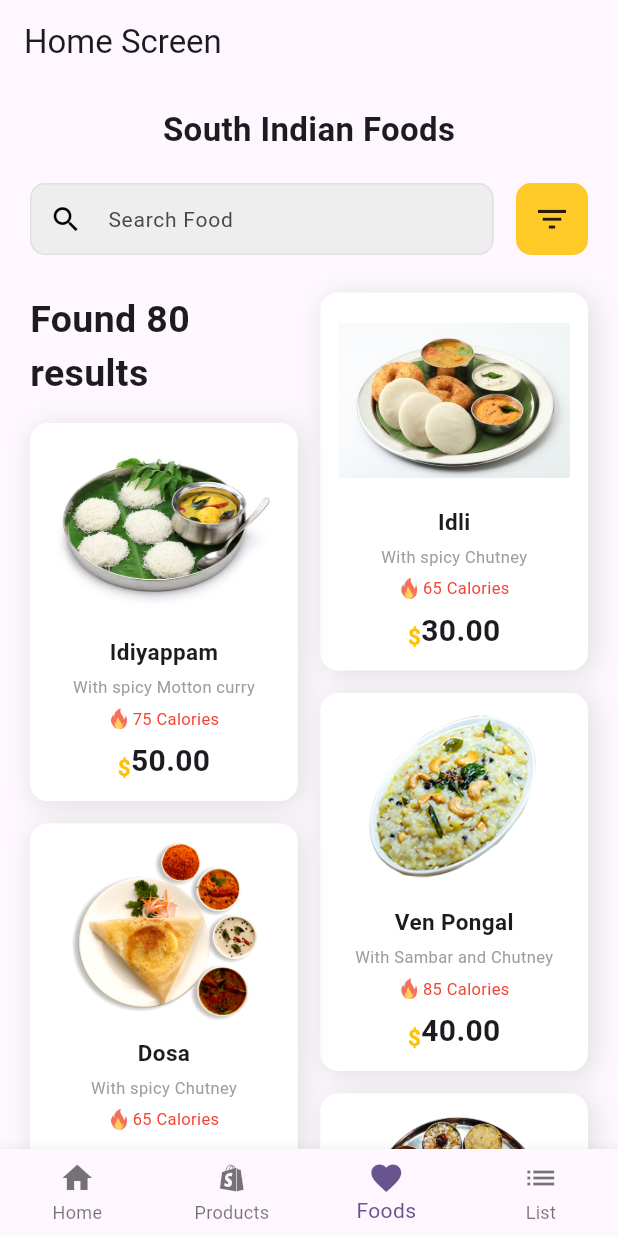
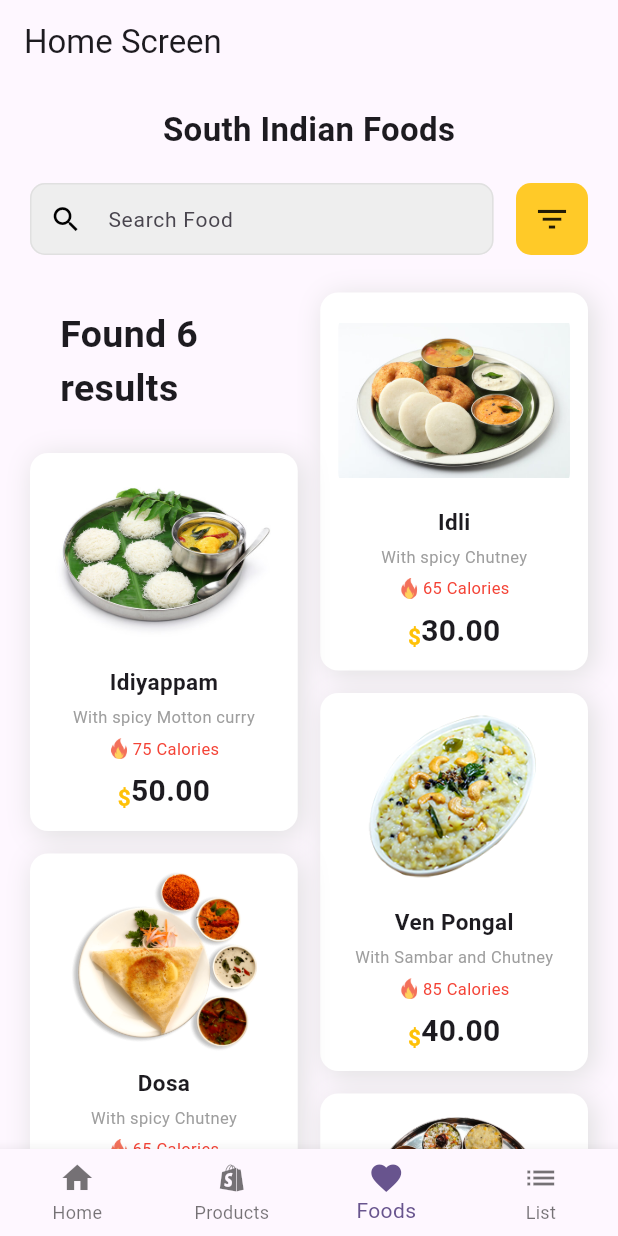
Before and after one commit to Tona-Mangobyte/flutter-fundamentals, a Flutter app: the screen it shows after launch, item 3 of the bottom bar chosen, on a phone screen of 412 x 824 dp. Run offline on Flutter 3.47's test engine with Material 3 defaults, Android fonts, the phone set to English and light mode, and no system bars; our stand-ins replace sqflite; accounts and stored records are empty.

Commit message:
make improve

```diff
--- a/simple_components/lib/screens/food/list_food_screen.dart
+++ b/simple_components/lib/screens/food/list_food_screen.dart
@@ -14,7 +14,16 @@ class ListFoodScreen extends StatefulWidget {
 }
 
 class _ListFoodScreenState extends State<ListFoodScreen> {
-  List<FoodModel> foods = [
+  late List<FoodModel> _foods;
+
+  @override
+  void initState() {
+    super.initState();
+    _foods = initFoods();
+  }
+
+  List<FoodModel> initFoods() {
+    return [
       FoodModel(
         name: "Idli",
         description: "With spicy Chutney",
@@ -58,8 +67,11 @@ class _ListFoodScreenState extends State<ListFoodScreen> {
         image: "assets/images/paniyaram.png",
       ),
     ];
+  }
 
+  @override
   Widget build(BuildContext context) {
+    final counts = _foods.length;
     return Scaffold(
       body: SafeArea(
         child: SingleChildScrollView(
@@ -75,7 +87,15 @@ class _ListFoodScreenState extends State<ListFoodScreen> {
               const SizedBox(
                 height: 20,
               ),
-              const Filter(),
+              Filter(
+                onChanged: (value) {
+                  print('Filter value: $value');
+                  setState(() {
+                    _foods = _foods.where((element) => element.name.startsWith(value)).toList();
+                    print('Filter count: ${_foods.length}');
+                  });
+                },
+              ),
               const SizedBox(
                 height: 25,
               ),
@@ -86,23 +106,17 @@ class _ListFoodScreenState extends State<ListFoodScreen> {
                   mainAxisSpacing: 15,
                   crossAxisSpacing: 15,
                   children: [
-                    const Center(
+                    Padding(
+                      padding: const EdgeInsets.symmetric(horizontal: 20, vertical: 10),
+                      child: Center(
                         child: Text(
-                        "Found 80 results",
-                        style: TextStyle(
+                          'Found $counts results',
+                          style: const TextStyle(
                               fontSize: 25, fontWeight: FontWeight.bold),
                         ),
                       ),
-                    for (var i = 0; i < foods.length; i++)
-                      InkWell(
-                          onTap: () => Navigator.push(
-                            context,
-                            MaterialPageRoute(
-                                builder: (context) => FoodDetailScreen(
-                                  foodData: foods[i],
-                                )),
                     ),
-                          child: FoodCard(foodData: foods[i]))
+                    ..._buildFoodList(),
                   ],
                 ),
               ),
@@ -115,4 +129,17 @@ class _ListFoodScreenState extends State<ListFoodScreen> {
       ),
     );
   }
+
+  List<Widget> _buildFoodList() {
+    return _foods.map((e) => InkWell(
+      onTap: () => Navigator.push(
+        context,
+        MaterialPageRoute(
+          builder: (context) => FoodDetailScreen(
+            foodData: e,
+          )),
+      ),
+      child: FoodCard(foodData: e),
+    )).toList();
   }
+}
--- a/simple_components/lib/screens/food/widgets/filter.dart
+++ b/simple_components/lib/screens/food/widgets/filter.dart
@@ -3,7 +3,9 @@ import 'package:flutter/material.dart';
 class Filter extends StatelessWidget {
   const Filter({
     super.key,
+    this.onChanged,
   });
+  final ValueChanged<String>? onChanged;
 
   @override
   Widget build(BuildContext context) {
@@ -41,6 +43,7 @@ class Filter extends StatelessWidget {
                   color: Colors.black,
                 ),
               ),
+              onChanged: onChanged,
             ),
           ),
           const SizedBox(
```
Lines whose indentation alone changed are shown as unchanged.
